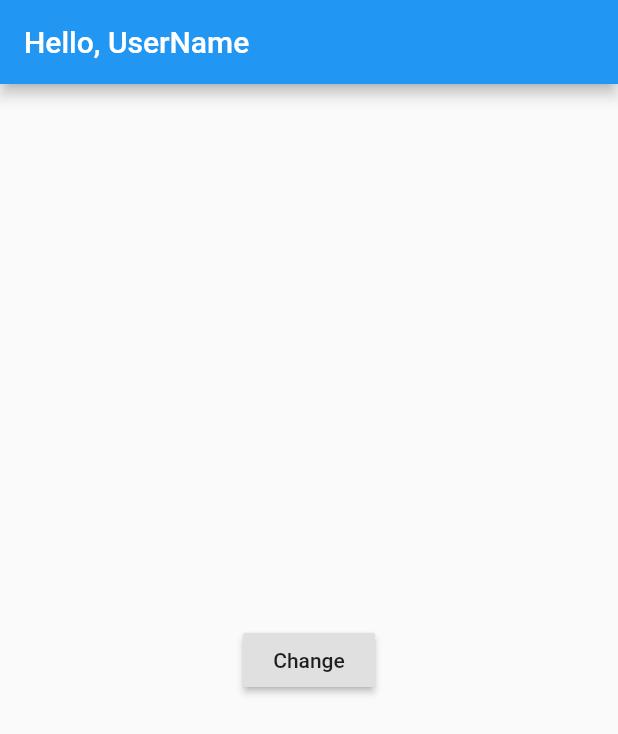
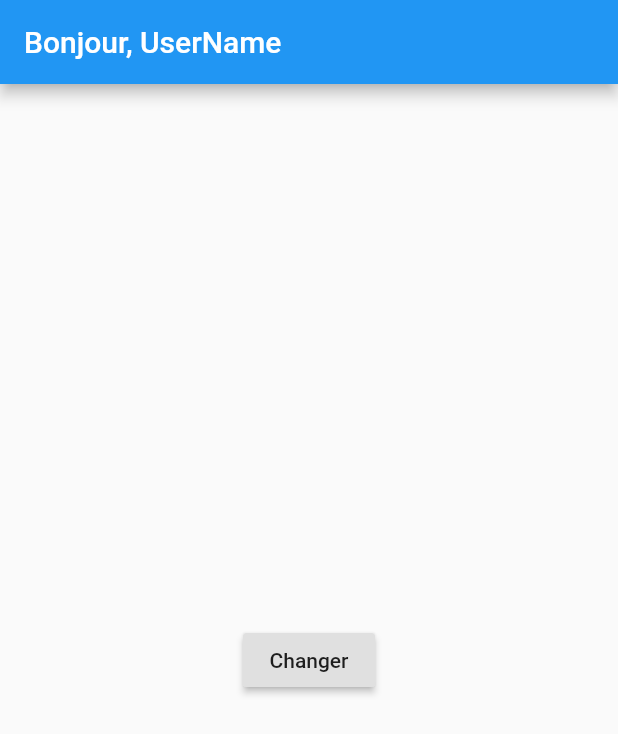
Before and after one commit to cah4a/dart_gettext, a Flutter app: the screen it shows after launch, after a tap on "Change", on a phone screen of 412 x 824 dp. Shown: the top 734 px of the screen. Run offline on Flutter 3.47's test engine with Material 2 defaults, Android fonts, the phone set to English and light mode, and no system bars; our stand-ins replace sprintf.

Commit message:
Fix example

```diff
--- a/example/lib/main.dart
+++ b/example/lib/main.dart
@@ -42,7 +42,7 @@ class _MyAppState extends State<MyApp> {
         GlobalMaterialLocalizations.delegate,
         GlobalWidgetsLocalizations.delegate,
       ],
-      //supportedLocales: locales,
+      supportedLocales: locales,
       home: Home(),
     );
   }
@@ -54,10 +54,10 @@ class Home extends StatelessWidget {
     final gt = GettextLocalizations.of(context);
 
     return Scaffold(
-      appBar: AppBar(title: Text(gt.__("Hello, %s", ["UserName"]))),
+      appBar: AppBar(title: Text(gt.gettext("Hello, %s", ["UserName"]))),
       body: Center(
         child: RaisedButton(
-          child: Text(gt.__("Change")),
+          child: Text(gt.gettext("Change")),
           onPressed: () {
             MyApp.nextLocale(context);
           },
@@ -77,14 +77,14 @@ class GettextLocalizations {
         context, GettextLocalizations);
   }
 
-  String __(
+  String gettext(
       String msgid, [
         List args = const [],
       ]) {
     return sprintf(gt.gettext(msgid), args);
   }
 
-  String __n(
+  String ngettext(
       String msgid,
       String msgidPlural,
       int count, [
```
